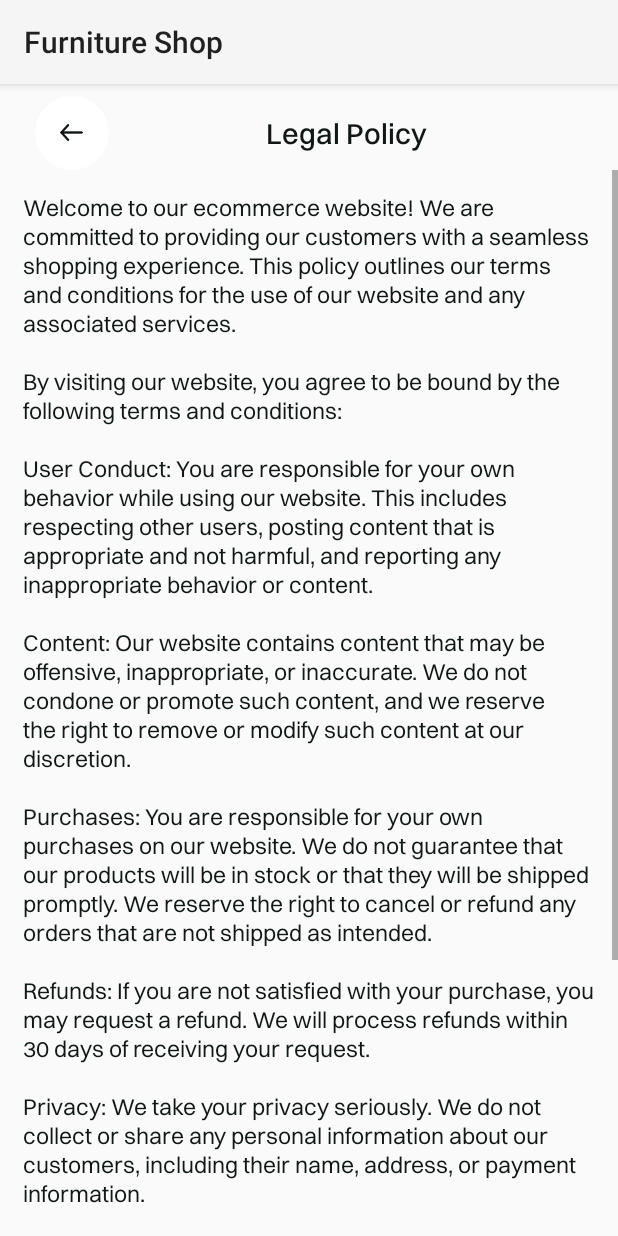
After one commit to mdshourovmolla2000/Furniture-Shop-App, an Android app: the fragment PolicyFragment shown on its own in the app's theme, on a phone screen of 412 x 824 dp. The commit adds this screen. Run offline under Robolectric (Android 15) with nearby library versions, the phone set to English and light mode, and no system bars; our stand-ins replace sdp/ssp sizes.

Commit message:
policy page complete

```diff
--- /dev/null
+++ b/app/src/main/java/com/shourov/furnitureshop/view/PolicyFragment.kt
@@ -0,0 +1,26 @@
+package com.shourov.furnitureshop.view
+
+import android.os.Bundle
+import android.view.LayoutInflater
+import android.view.View
+import android.view.ViewGroup
+import androidx.fragment.app.Fragment
+import androidx.navigation.fragment.findNavController
+import com.shourov.furnitureshop.databinding.FragmentPolicyBinding
+
+class PolicyFragment : Fragment() {
+
+    private lateinit var binding: FragmentPolicyBinding
+
+    override fun onCreateView(
+        inflater: LayoutInflater, container: ViewGroup?,
+        savedInstanceState: Bundle?
+    ): View? {
+        // Inflate the layout for this fragment
+        binding = FragmentPolicyBinding.inflate(inflater, container, false)
+
+        binding.backIcon.setOnClickListener { findNavController().popBackStack() }
+
+        return binding.root
+    }
+}
--- a/app/src/main/java/com/shourov/furnitureshop/view/ProfileFragment.kt
+++ b/app/src/main/java/com/shourov/furnitureshop/view/ProfileFragment.kt
@@ -49,9 +49,9 @@ class ProfileFragment : Fragment() {
 
         binding.supportCenterButton.setOnClickListener { findNavController().navigate(R.id.action_profileFragment_to_supportCenterFragment) }
 
-        binding.logoutButton.setOnClickListener {
-            logoutDialog()
-        }
+        binding.legalPolicyButton.setOnClickListener { findNavController().navigate(R.id.action_profileFragment_to_policyFragment) }
+
+        binding.logoutButton.setOnClickListener { logoutDialog() }
 
         return binding.root
     }
--- /dev/null
+++ b/app/src/main/res/layout/fragment_policy.xml
@@ -0,0 +1,89 @@
+<?xml version="1.0" encoding="utf-8"?>
+<androidx.constraintlayout.widget.ConstraintLayout xmlns:android="http://schemas.android.com/apk/res/android"
+    xmlns:tools="http://schemas.android.com/tools"
+    android:layout_width="match_parent"
+    android:layout_height="match_parent"
+    xmlns:app="http://schemas.android.com/apk/res-auto"
+    tools:context=".view.PolicyFragment">
+
+    <androidx.constraintlayout.widget.ConstraintLayout
+        android:id="@+id/topSectionLayout"
+        android:layout_width="match_parent"
+        android:layout_height="wrap_content"
+        app:layout_constraintTop_toTopOf="parent"
+        android:layout_marginHorizontal="@dimen/_18sdp"
+        android:layout_marginVertical="@dimen/_6sdp">
+
+        <androidx.cardview.widget.CardView
+            android:id="@+id/backIcon"
+            android:layout_width="@dimen/_38sdp"
+            android:layout_height="@dimen/_38sdp"
+            app:layout_constraintStart_toStartOf="parent"
+            app:layout_constraintTop_toTopOf="parent"
+            app:layout_constraintBottom_toBottomOf="parent"
+            app:cardElevation="0dp"
+            app:cardCornerRadius="@dimen/_19sdp"
+            app:cardBackgroundColor="@color/white"
+            android:clickable="true"
+            android:focusable="true"
+            android:foreground="?attr/selectableItemBackground">
+
+            <ImageView
+                android:layout_width="@dimen/_18sdp"
+                android:layout_height="@dimen/_18sdp"
+                android:src="@drawable/back_icon"
+                android:layout_gravity="center"/>
+
+        </androidx.cardview.widget.CardView>
+
+        <TextView
+            android:id="@+id/titleTextview"
+            android:layout_width="wrap_content"
+            android:layout_height="wrap_content"
+            app:layout_constraintStart_toEndOf="@id/backIcon"
+            app:layout_constraintEnd_toEndOf="parent"
+            app:layout_constraintTop_toTopOf="parent"
+            app:layout_constraintBottom_toBottomOf="parent"
+            android:text="Legal Policy"
+            android:textColor="@color/blackTextColor"
+            android:textSize="@dimen/_15sdp"
+            android:fontFamily="@font/switzer_medium"/>
+
+    </androidx.constraintlayout.widget.ConstraintLayout>
+
+    <ScrollView
+        android:layout_width="match_parent"
+        android:layout_height="0dp"
+        app:layout_constraintTop_toBottomOf="@id/topSectionLayout"
+        app:layout_constraintBottom_toBottomOf="parent"
+        android:fillViewport="true">
+
+        <androidx.constraintlayout.widget.ConstraintLayout
+            android:layout_width="match_parent"
+            android:layout_height="wrap_content"
+            android:padding="@dimen/_12sdp">
+
+            <TextView
+                android:layout_width="wrap_content"
+                android:layout_height="wrap_content"
+                app:layout_constraintTop_toTopOf="parent"
+                app:layout_constraintStart_toStartOf="parent"
+                android:text="Welcome to our ecommerce website! We are committed to providing our customers with a seamless shopping experience. This policy outlines our terms and conditions for the use of our website and any associated services.
+                \n\nBy visiting our website, you agree to be bound by the following terms and conditions:
+                \n\nUser Conduct: You are responsible for your own behavior while using our website. This includes respecting other users, posting content that is appropriate and not harmful, and reporting any inappropriate behavior or content.
+                \n\nContent: Our website contains content that may be offensive, inappropriate, or inaccurate. We do not condone or promote such content, and we reserve the right to remove or modify such content at our discretion.
+                \n\nPurchases: You are responsible for your own purchases on our website. We do not guarantee that our products will be in stock or that they will be shipped promptly. We reserve the right to cancel or refund any orders that are not shipped as intended.
+                \n\nRefunds: If you are not satisfied with your purchase, you may request a refund. We will process refunds within 30 days of receiving your request.
+                \n\nPrivacy: We take your privacy seriously. We do not collect or share any personal information about our customers, including their name, address, or payment information.
+                \n\nDisputes: If you have a dispute with a seller or a transaction that has been completed on our website, you may contact our customer support team for assistance.
+                \n\nModifications: We may modify this policy at any time, and your continued use of our website following the modification of this policy means that you agree to be bound by the modified policy.
+                \n\nThank you for choosing our ecommerce website! We hope you enjoy your shopping experience."
+                android:textColor="@color/blackTextColor"
+                android:textSize="@dimen/_12sdp"
+                android:fontFamily="@font/switzer_regular"/>
+
+        </androidx.constraintlayout.widget.ConstraintLayout>
+
+    </ScrollView>
+
+</androidx.constraintlayout.widget.ConstraintLayout>
--- a/app/src/main/res/navigation/main_nav_graph.xml
+++ b/app/src/main/res/navigation/main_nav_graph.xml
@@ -108,6 +108,13 @@
             app:popExitAnim="@anim/pop_exit"
             app:enterAnim="@anim/enter"
             app:exitAnim="@anim/exit" />
+        <action
+            android:id="@+id/action_profileFragment_to_policyFragment"
+            app:destination="@id/policyFragment"
+            app:popEnterAnim="@anim/pop_enter"
+            app:popExitAnim="@anim/pop_exit"
+            app:enterAnim="@anim/enter"
+            app:exitAnim="@anim/exit" />
     </fragment>
     <fragment
         android:id="@+id/categoryProductFragment"
@@ -132,4 +139,9 @@
         android:name="com.shourov.furnitureshop.view.SupportCenterFragment"
         android:label="Support Center"
         tools:layout="@layout/fragment_support_center" />
+    <fragment
+        android:id="@+id/policyFragment"
+        android:name="com.shourov.furnitureshop.view.PolicyFragment"
+        android:label="Policy"
+        tools:layout="@layout/fragment_policy" />
 </navigation>
```
